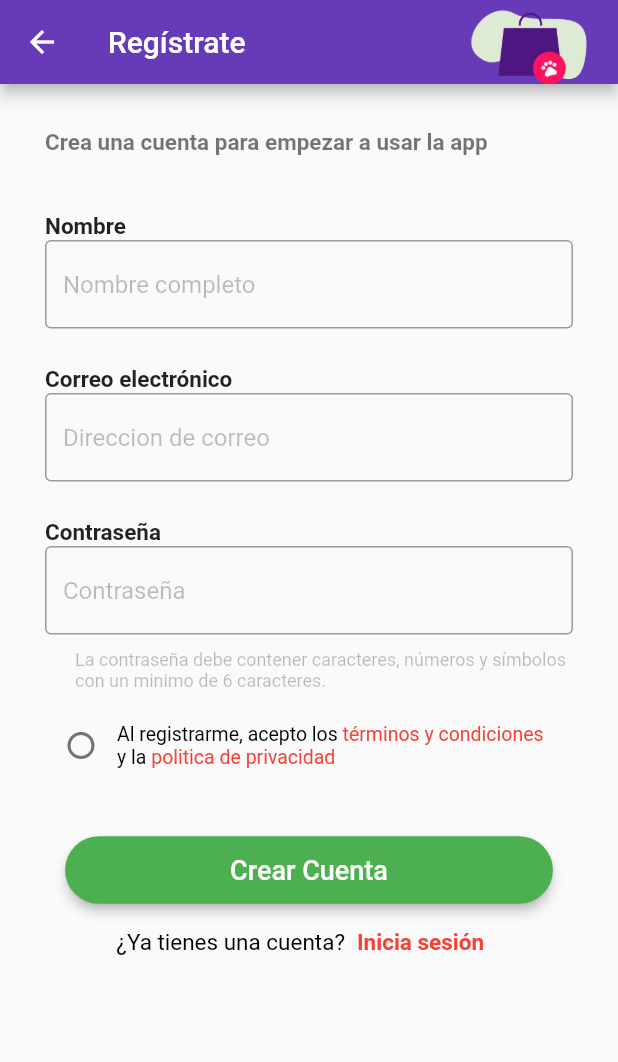
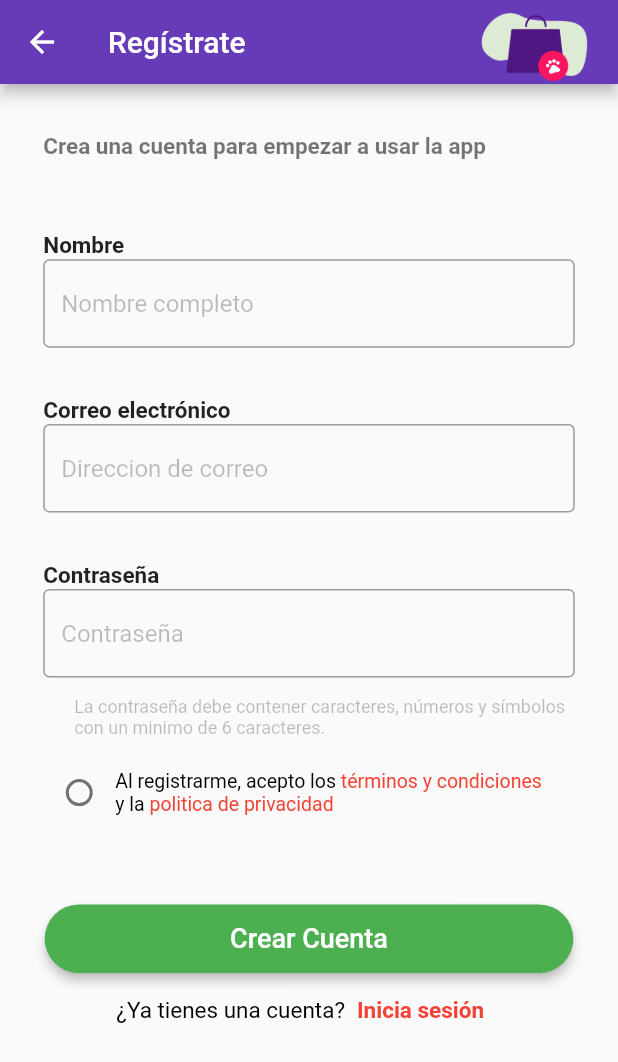
Before and after one commit to ozel-byte/Proyecto-Desarrollo-Movil, a Flutter app: the signup screen opened by its route, on a phone screen of 412 x 824 dp. Shown: the top 1062 px of the screen. Run offline on Flutter 3.47's test engine with Material 2 defaults, Android fonts, the phone set to English and light mode, and no system bars.

Commit message:
fix/PDM Resposivdad agregada a signup

```diff
--- a/lib/src/pages/signup.dart
+++ b/lib/src/pages/signup.dart
@@ -10,6 +10,7 @@ class signup extends StatefulWidget {
 
 class _signupState extends State<signup> {
   final GlobalKey<FormState> _formKey = GlobalKey();
+  var height, width, size;
 
   void _saveForm() {
     final bool isValid = _formKey.currentState!.validate();
@@ -23,6 +24,10 @@ class _signupState extends State<signup> {
   bool value = false;
   @override
   Widget build(BuildContext context) {
+    size = MediaQuery.of(context).size;
+    height = MediaQuery.of(context).size.height;
+    width = MediaQuery.of(context).size.width;
+
     return Scaffold(
       appBar: AppBar(
         title: titulo(),
@@ -43,14 +48,17 @@ class _signupState extends State<signup> {
     return Image.asset(
       'assets/B5.png',
       fit: BoxFit.contain,
-      height: 60,
+      height: height / 15,
     );
   }
 
   Widget formulario() {
     return Padding(
-      padding: const EdgeInsets.only(
-          left: 30.0, top: 30.0, right: 30.0, bottom: 10.0),
+      padding: EdgeInsets.only(
+          left: width * 0.07,
+          top: height * 0.04,
+          right: width * 0.07,
+          bottom: height * 0.01),
       child: form(),
     );
   }
@@ -62,34 +70,34 @@ class _signupState extends State<signup> {
         children: [
           etiquetaTexto("Crea una cuenta para empezar a usar la app", 15.0,
               FontWeight.bold, Colors.black54),
-          const SizedBox(
-            height: 38,
+          SizedBox(
+            height: height * 0.058,
           ),
           etiquetaIzquierda("Nombre"),
           campoNombre(),
-          const SizedBox(
-            height: 25,
+          SizedBox(
+            height: height * 0.04,
           ),
           etiquetaIzquierda("Correo electrónico"),
           campoCorreo(),
-          const SizedBox(
-            height: 25,
+          SizedBox(
+            height: height * 0.04,
           ),
           etiquetaIzquierda("Contraseña"),
           campoPassword(),
-          const SizedBox(
-            height: 10,
+          SizedBox(
+            height: height * 0.015,
           ),
           Container(
-            padding: EdgeInsets.only(left: 20.0),
+            padding: EdgeInsets.only(left: width * 0.05),
             child: etiquetaTexto(
                 "La contraseña debe contener caracteres, números y símbolos\ncon un minimo de 6 caracteres.",
                 12.0,
                 FontWeight.normal,
                 Colors.black26),
           ),
-          const SizedBox(
-            height: 12,
+          SizedBox(
+            height: height * 0.015,
           ),
           Row(
             children: [
@@ -97,8 +105,8 @@ class _signupState extends State<signup> {
               terminosCondiciones(),
             ],
           ),
-          const SizedBox(
-            height: 35,
+          SizedBox(
+            height: height * 0.06,
           ),
           botonCrearCuenta(),
           Center(
@@ -112,44 +120,48 @@ class _signupState extends State<signup> {
   Widget campoNombre() {
     return TextFormField(
       validator: (value) {},
-      decoration: const InputDecoration(
+      decoration: InputDecoration(
           hintText: 'Nombre completo',
           hintStyle: TextStyle(color: Colors.black26),
           border: OutlineInputBorder(),
           errorBorder: OutlineInputBorder(
-              borderSide: BorderSide(color: Colors.red, width: 5))),
+              borderSide: BorderSide(color: Colors.red, width: width * 0.015))),
     );
   }
 
   Widget campoCorreo() {
     return TextFormField(
       validator: (value) {},
-      decoration: const InputDecoration(
+      decoration: InputDecoration(
           hintText: 'Direccion de correo',
           hintStyle: TextStyle(color: Colors.black26),
           border: OutlineInputBorder(),
           errorBorder: OutlineInputBorder(
-              borderSide: BorderSide(color: Colors.red, width: 5))),
+              borderSide: BorderSide(color: Colors.red, width: width * 0.015))),
     );
   }
 
   Widget campoPassword() {
     return TextFormField(
       validator: (value) {},
-      decoration: const InputDecoration(
+      decoration: InputDecoration(
           hintText: 'Contraseña',
           hintStyle: TextStyle(color: Colors.black26),
           border: OutlineInputBorder(),
           errorBorder: OutlineInputBorder(
-              borderSide: BorderSide(color: Colors.red, width: 5))),
+              borderSide: BorderSide(color: Colors.red, width: width * 0.015))),
     );
   }
 
   Widget botonCrearCuenta() {
     return ElevatedButton(
-        onPressed: () {},
+        onPressed: () {
+          print(height);
+          print(width);
+        },
         style: TextButton.styleFrom(
-          padding: EdgeInsets.symmetric(horizontal: 110.0, vertical: 12),
+          padding: EdgeInsets.symmetric(
+              horizontal: width * 0.3, vertical: width * 0.03),
           primary: Colors.white,
           backgroundColor: Colors.green,
           elevation: 3,
@@ -189,7 +201,7 @@ class _signupState extends State<signup> {
 
   Widget terminosCondiciones() {
     return Container(
-      width: 300,
+      width: width * 0.73,
       alignment: Alignment.centerLeft,
       child: msjTerminosCondiciones(),
     );
```
